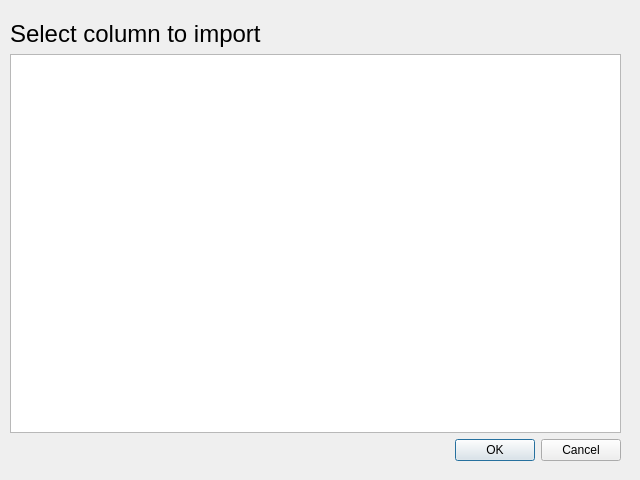
Qt form selectcolumn.ui (NumerousHats/authoritizer) before a commit.
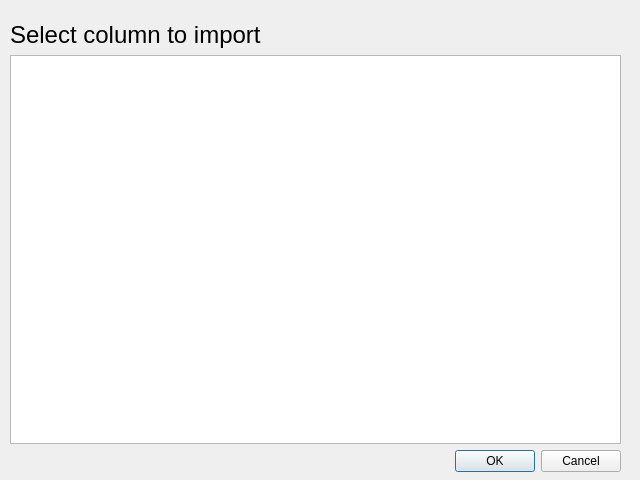
The same form after that commit.

Commit message: began rewrite of data import: new column display is wired in, but can't pass table data

What changed in the file:
```diff
--- a/selectcolumn.ui
+++ b/selectcolumn.ui
@@ -17,9 +17,9 @@
    <property name="geometry">
     <rect>
      <x>10</x>
-     <y>20</y>
+     <y>21</y>
      <width>611</width>
-     <height>441</height>
+     <height>451</height>
     </rect>
    </property>
    <layout class="QVBoxLayout" name="verticalLayout">
@@ -36,16 +36,7 @@
      </widget>
     </item>
     <item>
-     <widget class="QTableView" name="column_table">
-      <property name="sizeAdjustPolicy">
-       <enum>QAbstractScrollArea::AdjustToContents</enum>
-      </property>
-      <property name="editTriggers">
-       <set>QAbstractItemView::NoEditTriggers</set>
-      </property>
-      <property name="selectionBehavior">
-       <enum>QAbstractItemView::SelectColumns</enum>
-      </property>
+     <widget class="QTableWidget" name="tableWidget">
       <attribute name="verticalHeaderVisible">
        <bool>false</bool>
       </attribute>
```
Left out of the diff: 10 changed lines with no effect on the pictures. The commit also changes 8 other files.
